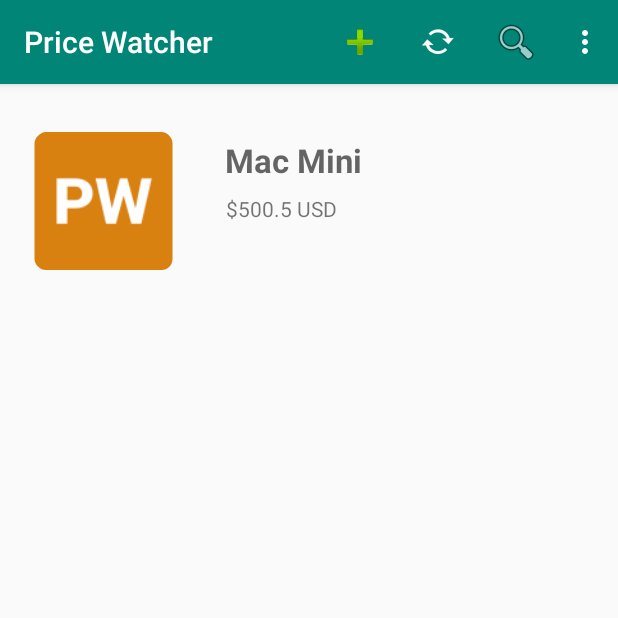
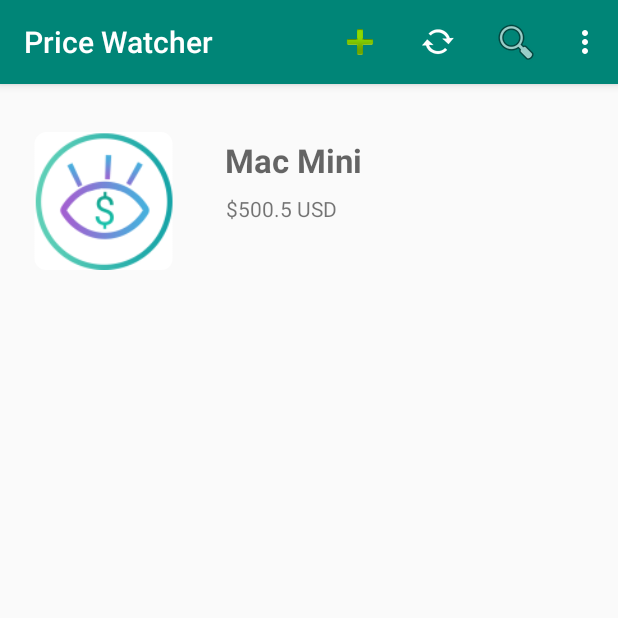
Before and after one commit to janietom2/Android-Price-Checker, an Android app: the screen it shows after launch (MainActivity), after a tap on "add", on a phone screen of 412 x 824 dp, the top half of it. Run offline under Robolectric (Android 15) with nearby library versions, the phone set to English and light mode, and no system bars; network calls fail.

Commit message:
new icon

```diff
--- a/app/src/main/res/values/ic_launcher_background.xml
+++ b/app/src/main/res/values/ic_launcher_background.xml
@@ -1,4 +1,4 @@
 <?xml version="1.0" encoding="utf-8"?>
 <resources>
-    <color name="ic_launcher_background">#D88010</color>
+    <color name="ic_launcher_background">#FFFFFF</color>
 </resources>
```
Also changed, not shown: app/src/main/ic_launcher-web.png, app/src/main/res/mipmap-hdpi/ic_launcher.png, app/src/main/res/mipmap-hdpi/ic_launcher_foreground.png, app/src/main/res/mipmap-hdpi/ic_launcher_round.png, app/src/main/res/mipmap-mdpi/ic_launcher.png, app/src/main/res/mipmap-mdpi/ic_launcher_foreground.png, app/src/main/res/mipmap-mdpi/ic_launcher_round.png, app/src/main/res/mipmap-xhdpi/ic_launcher.png, app/src/main/res/mipmap-xhdpi/ic_launcher_foreground.png, app/src/main/res/mipmap-xhdpi/ic_launcher_round.png, app/src/main/res/mipmap-xxhdpi/ic_launcher.png, app/src/main/res/mipmap-xxhdpi/ic_launcher_foreground.png, app/src/main/res/mipmap-xxhdpi/ic_launcher_round.png, app/src/main/res/mipmap-xxxhdpi/ic_launcher.png, 2 more files.
